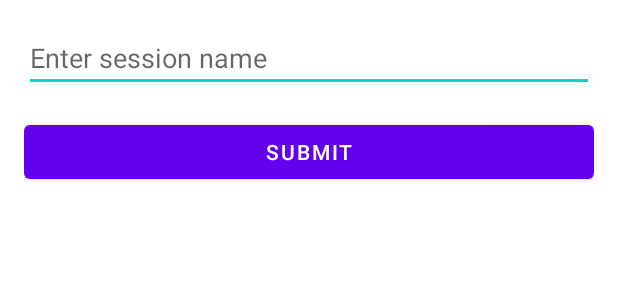
After one commit to willschneider15/GPTBros, an Android app: the layout edit_session.xml on its own in the app's theme, with its tools: preview values and no code run, on a phone screen of 412 x 824 dp. The commit adds this screen. Shown: the top 300 px of the screen. Run offline under Robolectric (Android 15) with nearby library versions, the phone set to English and light mode, and no system bars.

Commit message:
added xml

```diff
--- a/app/src/main/java/com/example/gptbros/ui/folder/FolderListItemAdapter.kt
+++ b/app/src/main/java/com/example/gptbros/ui/folder/FolderListItemAdapter.kt
@@ -39,6 +39,7 @@ class FolderListItemAdapter(
         return folderListItems.size
     }
 
+
     private fun formatDate(date: Date): String {
         val dateFormat = SimpleDateFormat("yyyy-MM-dd", Locale.getDefault())
         return dateFormat.format(date)
--- /dev/null
+++ b/app/src/main/res/layout/edit_session.xml
@@ -0,0 +1,27 @@
+<?xml version="1.0" encoding="utf-8"?>
+<LinearLayout xmlns:android="http://schemas.android.com/apk/res/android"
+    xmlns:app="http://schemas.android.com/apk/res-auto"
+    android:layout_width="match_parent"
+    android:layout_height="wrap_content"
+    android:orientation="vertical"
+    android:padding="16dp">
+
+    <EditText
+        android:id="@+id/session_name_edit_text"
+        android:layout_width="match_parent"
+        android:layout_height="wrap_content"
+        android:hint="@string/session_name_hint"
+        android:inputType="text"
+        android:maxLines="1"
+        android:maxLength="50"
+        android:textColor="@android:color/black"
+        android:textSize="18sp" />
+
+    <Button
+        android:id="@+id/submit_button"
+        android:layout_width="match_parent"
+        android:layout_height="wrap_content"
+        android:layout_marginTop="16dp"
+        android:text="@string/submit_button_label" />
+
+</LinearLayout>
--- a/app/src/main/res/values/strings.xml
+++ b/app/src/main/res/values/strings.xml
@@ -7,4 +7,7 @@
     <string name="recording_catagory">Enter the category for your recording</string>
     <string name="edit_button_description">Edit the title of the summary</string>
     <string name="delete_button_description">Delete the summary</string>
+    <string name="session_name_hint">Enter session name</string>
+    <string name="submit_button_label">Submit</string>
+    <string name="session_name_error">Session name cannot be empty</string>
 </resources>
```
